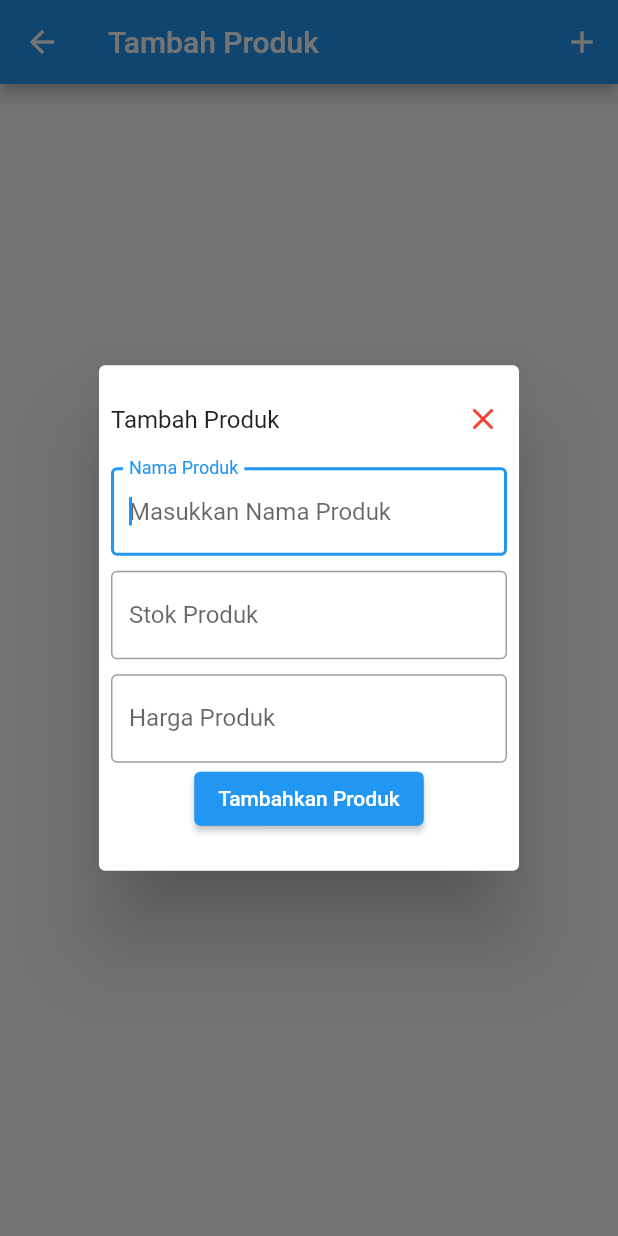
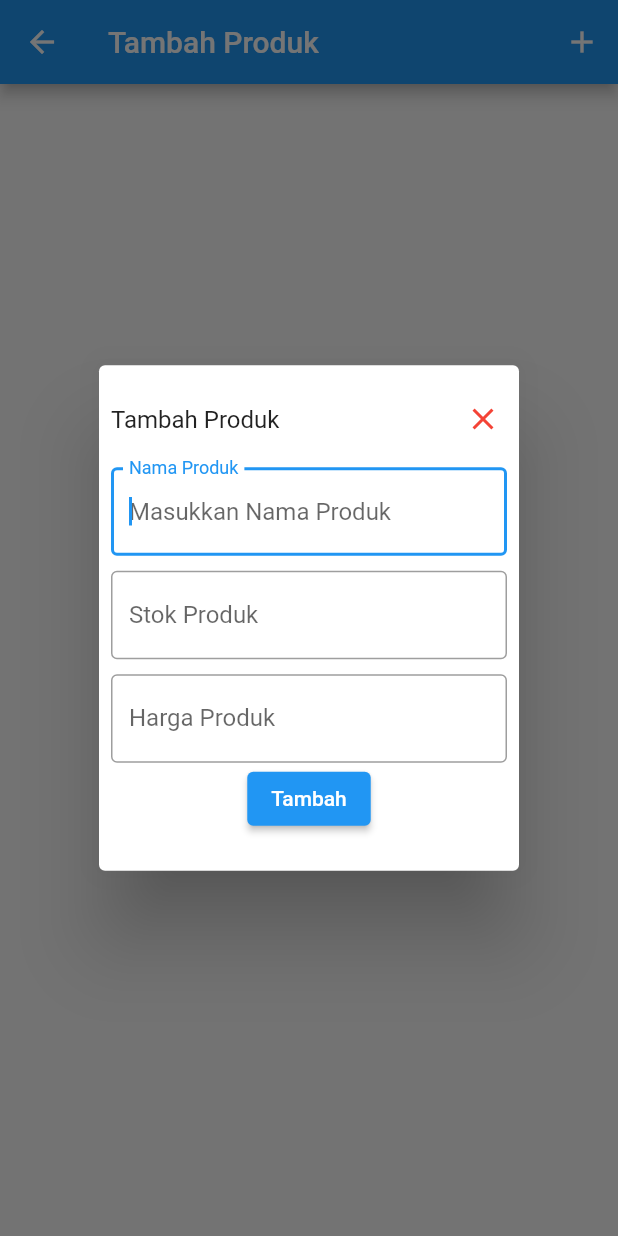
Before and after one commit to andymulya/app_kasir, a Flutter app: the AddProductPage screen opened by its route, after a tap on the "add" icon, on a phone screen of 412 x 824 dp. Run offline on Flutter 3.47's test engine with Material 2 defaults, Android fonts, the phone set to English and light mode, and no system bars; our stand-ins replace sqflite; accounts and stored records are empty.

Commit message:
refactoring code

```diff
--- a/lib/pages/add_product_page.dart
+++ b/lib/pages/add_product_page.dart
@@ -50,7 +50,7 @@ void _showSimpleDialogAdd(BuildContext context, AddFormProvider addFormProvider,
 			addFormProvider.refreshValue();
 		}
 
-		return SimpleDialogFormWidget(addFormProvider: addFormProvider, productProvider: productProvider, onPressed: () async {
+		return SimpleDialogFormWidget(titleForm: 'Tambah Produk', buttonName: 'Tambah', addFormProvider: addFormProvider, onPressed: () async {
 			if(addFormProvider.formKey.currentState!.validate()){
 				await productProvider.addProduct(addFormProvider);
 				addFormProvider.refreshValue();
--- a/lib/pages/cart_page.dart
+++ b/lib/pages/cart_page.dart
@@ -7,12 +7,6 @@ import '../widgets/list_menu_cart_page.dart';
 
 class CartPage extends StatelessWidget{
 	const CartPage({super.key});
-
-	//Untuk mendapatkan cart ketika halaman baru dujalankan
-	Future<void> getProducts(BuildContext context) async {
-		final carts = Provider.of<CartDatabaseProvider>(context);
-		await carts.getCarts();
-	}
 
 	@override
 	Widget build(BuildContext context) => Scaffold(
--- a/lib/pages/main_page.dart
+++ b/lib/pages/main_page.dart
@@ -13,11 +13,6 @@ class MainPage extends StatefulWidget{
 }
 
 class _MainPageState extends State<MainPage> {
-	//Untuk mendapatkan product ketika halaman baru dijalankan
-	Future<void> getProducts(BuildContext context) async {
-		final products = Provider.of<ProductDatabaseProvider>(context);
-		await products.getProducts();
-	}
 
 	@override
 	void dispose() {
--- a/lib/widgets/list_menu_cart_page.dart
+++ b/lib/widgets/list_menu_cart_page.dart
@@ -117,7 +117,7 @@ void _showSimpleModalBottomSheet(BuildContext context, CartModel datas, ProductD
 
 //View show dialog untuk produk yang ingin dihapus atau tidak
 void _showSimpleDialog(BuildContext context, CartModel datas, ProductDatabaseProvider productProvider, CartDatabaseProvider cartProvider, QtyWidgetProvider qtyProvider) => showDialog(context: context,
-	builder: (context) =>  SimpleDialogWidget(onPressed: (){
+	builder: (context) =>  SimpleDialogDeleteWidget(onPressed: (){
 		if(datas.qty == qtyProvider.qty || datas.qty < 1){
 
 			cartProvider.deleteCart(datas.id);
--- a/lib/widgets/simple_dialog_delete_widget.dart
+++ b/lib/widgets/simple_dialog_delete_widget.dart
@@ -1,9 +1,9 @@
 import 'package:flutter/material.dart';
 
-class SimpleDialogWidget extends StatelessWidget{
+class SimpleDialogDeleteWidget extends StatelessWidget{
 	final Function onPressed;
 
-	const SimpleDialogWidget({required this.onPressed, super.key});
+	const SimpleDialogDeleteWidget({required this.onPressed, super.key});
 
 	@override
 	Widget build(BuildContext context) => SimpleDialog(
--- a/lib/widgets/simple_dialog_form_widget.dart
+++ b/lib/widgets/simple_dialog_form_widget.dart
@@ -1,20 +1,17 @@
-import 'package:app_kasir/providers/list_menu_add_product_widget_provider.dart';
 import 'package:flutter/material.dart';
-import 'package:provider/provider.dart';
 
 import '../providers/add_form_provider.dart';
-import '../providers/product_database_provider.dart';
 
 class SimpleDialogFormWidget extends StatelessWidget{
+	final String titleForm,
+	buttonName;
 	final AddFormProvider addFormProvider;
-	final ProductDatabaseProvider productProvider;
 	final Function onPressed;
 
-	const SimpleDialogFormWidget({required this.addFormProvider, required this.productProvider, required this.onPressed, super.key});
+	const SimpleDialogFormWidget({required this.titleForm, required this.buttonName, required this.addFormProvider,required this.onPressed, super.key});
 
 	@override
 	Widget build(BuildContext context){
-		final ListMenuAddProductWidgetProvider isChange = Provider.of<ListMenuAddProductWidgetProvider>(context);
 
 		return SimpleDialog(
 			children: [
@@ -23,7 +20,7 @@ class SimpleDialogFormWidget extends StatelessWidget{
 					children: [
 						Padding(
 						  padding: const EdgeInsets.all(8.0),
-						  child: Text((isChange.isChange) ? 'Tambah Produk' : 'Edit Produk'),
+						  child: Text(titleForm),
 						),
 						CloseButton(color: Colors.red, onPressed: () => Navigator.pop(context))
 					],
@@ -89,7 +86,7 @@ class SimpleDialogFormWidget extends StatelessWidget{
 						  		  	  		//Tombol untuk mengirim data produk
 						  		  	  		ElevatedButton(
 						  		  	  			onPressed: () => onPressed(),
-						  		  	  			child: Text((isChange.isChange) ? 'Tambahkan Produk' : 'Simpan')
+						  		  	  			child: Text(buttonName)
 						  		  	  		)
 						  		  	  	],
 						  		  	),
```
Also changed, not shown: lib/widgets/list_menu_add_product_page_widget.dart (+3 -8 lines).
